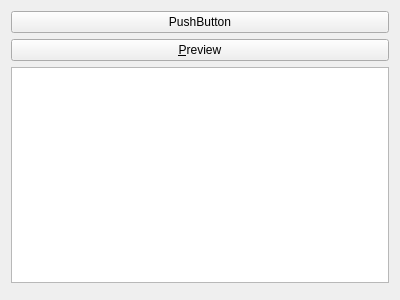
Above: src/gui/widgets/QuatschPresetEditor/quatschpreseteditor.ui from phresnel/picogen before the change. Below: the same form after it.
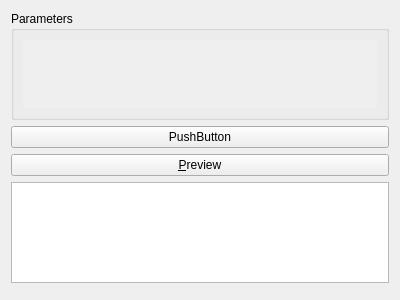
That is the form after the change. Custom widgets are drawn as their Qt base class.

Commit message: put automatic gui into scrollable area

Diff of the .ui file:
```diff
--- a/src/gui/widgets/QuatschPresetEditor/quatschpreseteditor.ui
+++ b/src/gui/widgets/QuatschPresetEditor/quatschpreseteditor.ui
@@ -15,7 +15,44 @@
   </property>
   <layout class="QVBoxLayout" name="verticalLayout">
    <item>
-    <layout class="QFormLayout" name="layout"/>
+    <widget class="QGroupBox" name="groupBox">
+     <property name="title">
+      <string>Parameters</string>
+     </property>
+     <layout class="QVBoxLayout" name="verticalLayout_3">
+      <item>
+       <widget class="QScrollArea" name="scrollArea">
+        <property name="frameShape">
+         <enum>QFrame::NoFrame</enum>
+        </property>
+        <property name="frameShadow">
+         <enum>QFrame::Plain</enum>
+        </property>
+        <property name="widgetResizable">
+         <bool>true</bool>
+        </property>
+        <widget class="QWidget" name="scrollAreaWidgetContents">
+         <property name="geometry">
+          <rect>
+           <x>0</x>
+           <y>0</y>
+           <width>360</width>
+           <height>57</height>
+          </rect>
+         </property>
+         <layout class="QVBoxLayout" name="verticalLayout_2">
+          <property name="margin">
+           <number>3</number>
+          </property>
+          <item>
+           <layout class="QFormLayout" name="layout"/>
+          </item>
+         </layout>
+        </widget>
+       </widget>
+      </item>
+     </layout>
+    </widget>
    </item>
    <item>
     <widget class="QPushButton" name="showPreprocessedCode">
```
The commit also changes 1 other file.
